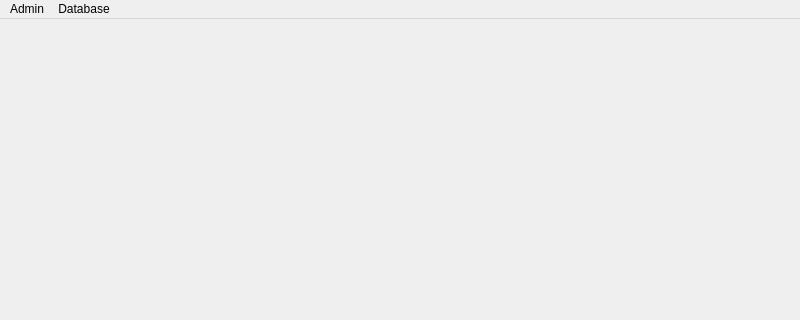
Qt form cs1dBaseballProject/mainwindow.ui (Shyormu/Runtime-Error) before a commit; both pictures show x 0 to 800 and y 0 to 320 of the 800 by 600 pixel window.
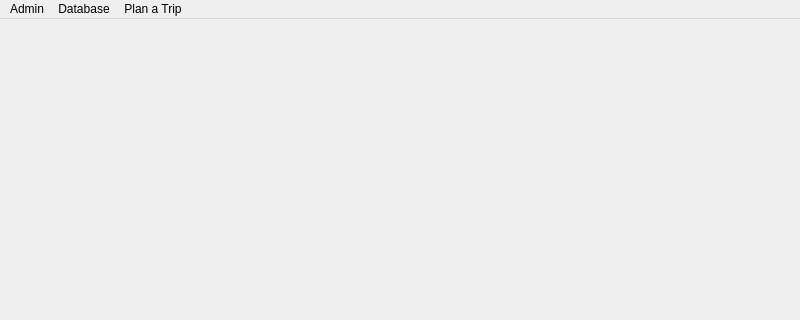
The same form after that commit.

```diff
--- a/cs1dBaseballProject/mainwindow.ui
+++ b/cs1dBaseballProject/mainwindow.ui
@@ -36,8 +36,15 @@
     </property>
     <addaction name="actionView_Database"/>
    </widget>
+   <widget class="QMenu" name="menuPlan_a_Trip">
+    <property name="title">
+     <string>Plan a Trip</string>
+    </property>
+    <addaction name="actionFrom_Dodger_Stadium"/>
+   </widget>
    <addaction name="menuAdmin"/>
    <addaction name="menuDatabase"/>
+   <addaction name="menuPlan_a_Trip"/>
   </widget>
   <action name="actionLog_in">
    <property name="text">
```
Left out of the diff: 7 changed lines with no effect on the pictures.
